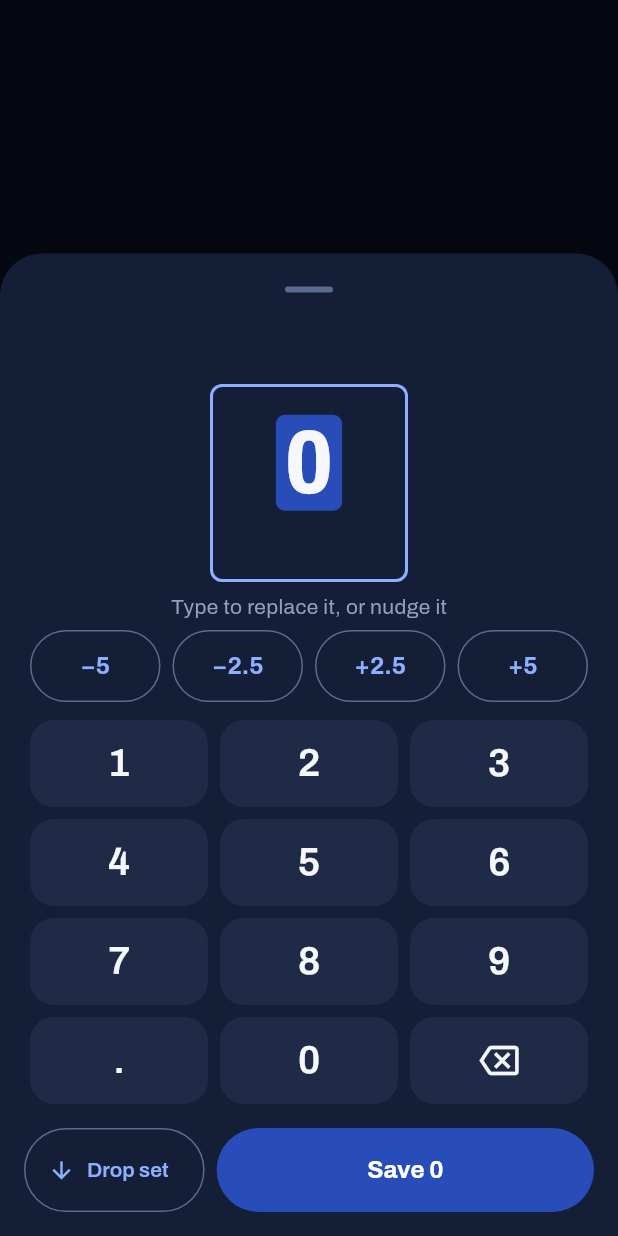
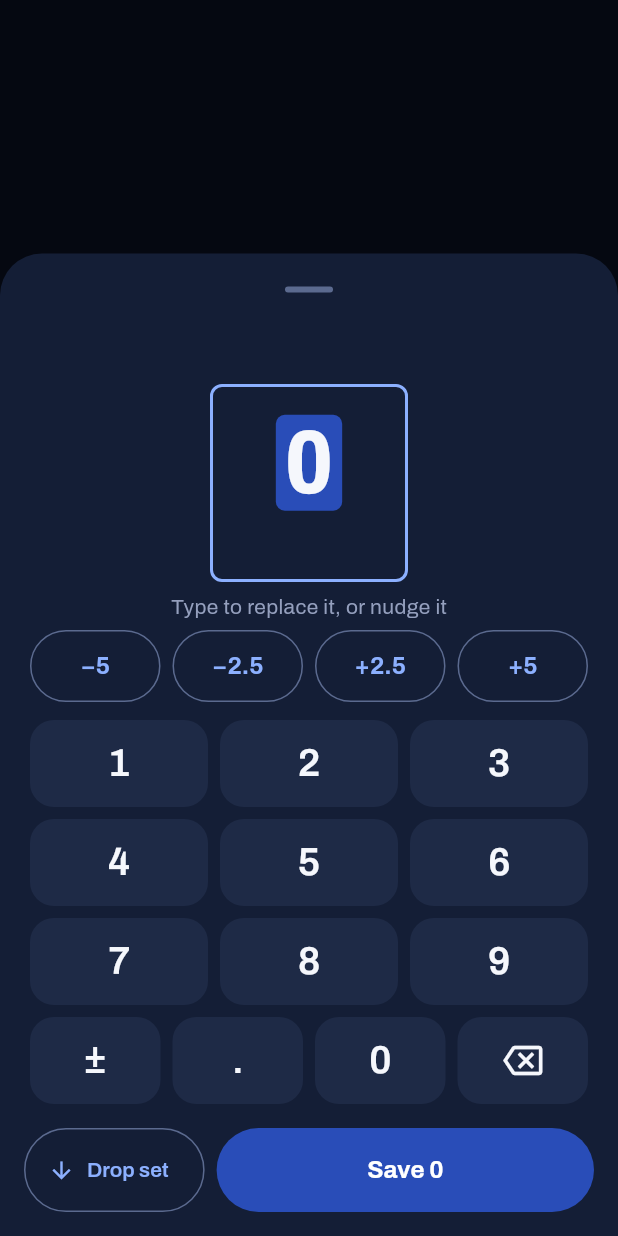
Before and after one commit to osamaayman1005/formazilla, a Flutter app: what showWeightKeypad() shows on an empty page, opened directly with empty values, on a phone screen of 412 x 824 dp. Run offline on Flutter 3.47's test engine with Material 3 defaults, Android fonts, the phone set to English and light mode, and no system bars; our stand-ins replace qr_flutter, share_plus, web; missing offline and left inert: dart:js_interop, mobile_scanner.

Commit message:
Assisted machines: negative weights with a ± key
- Keypad: ± key in the bottom row; minus starts on when the exercise's
  last weight was negative. Nudges cross zero (assisted -> weighted).
  Minutes keypad has no ±.
- Weights show a real minus (−25). PRs, bests, last time and the AI
  prompt already treat −20 as stronger than −30.
- Progress and PR card bars scale from lowest to highest when negatives
  exist; all-positive charts are unchanged.
- AI plans may suggest negative (assisted) weights.

Co-Authored-By: Claude Opus 5.5 <noreply@anthropic.com>
Claude-Session: https://claude.ai/code/session_01FfiwBFqmBHrfguWaQL7rPj

```diff
--- a/lib/domain/ai_context.dart
+++ b/lib/domain/ai_context.dart
@@ -79,6 +79,10 @@ String buildAiPrompt({
       ..writeln('HOW I LOG')
       ..writeln('- Weights are the numbers on the machine or dumbbell, exactly as I log them.')
       ..writeln('  No units, no per-side math. Treat them as my numbers.');
+    if (finished.any((x) => x.exercises.any((e) => e.sets.any((set) => set.weight < 0)))) {
+      b.writeln('- A minus means machine assistance (assisted dips, pull-ups): −20 is stronger than −30. '
+          'Suggest assisted weights the same way, as negative numbers.');
+    }
     final order = plan.days.map((d) => d.name).join(' → ');
     if (order.isNotEmpty) b.writeln('- My split repeats in order: $order.');
     final alternating = [
--- a/lib/domain/shared_plan.dart
+++ b/lib/domain/shared_plan.dart
@@ -231,7 +231,7 @@ SharedPlan? checkPlan(SharedPlan plan) {
       for (final entry in r.weights.entries) {
         final c = clean(entry.key);
         if (c == null || !exercises.contains(c)) continue;
-        if (entry.value.length > 10 || entry.value.any((w) => w.isNaN || w < 0 || w > 9999)) return null;
+        if (entry.value.length > 10 || entry.value.any((w) => w.isNaN || w < -9999 || w > 9999)) return null;
         weights[c] = entry.value;
       }
       final cardio = [
--- a/lib/ui/screens/exercise_detail_screen.dart
+++ b/lib/ui/screens/exercise_detail_screen.dart
@@ -118,7 +118,7 @@ class _TopSetChart extends StatelessWidget {
                     const SizedBox(height: 4),
                     // Bars grow one after another when the screen opens.
                     TweenAnimationBuilder<double>(
-                      tween: Tween(begin: 0, end: max <= 0 ? 0.04 : (points[i].weight / max).clamp(0.04, 1.0)),
+                      tween: Tween(begin: 0, end: barFraction(points[i].weight, points.map((p) => p.weight))),
                       duration: Motion.of(context, Motion.slow + Duration(milliseconds: 60 * i)),
                       curve: Curves.easeOutCubic,
                       builder: (_, f, __) => Container(
--- a/lib/ui/widgets/exercise_block.dart
+++ b/lib/ui/widgets/exercise_block.dart
@@ -325,6 +325,8 @@ class ExerciseBody extends StatelessWidget {
       title: '${ex.name} · ${dropSet ? 'drop set' : 'set ${n + 1}'}',
       dropSet: dropSet,
       hint: hint.isEmpty ? null : hint,
+      // Assisted machine (last weight was negative): the minus starts on.
+      negative: (ex.sets.isNotEmpty ? ex.sets.last.weight : (last.isNotEmpty ? last.first : best ?? 0)) < 0,
     );
     if (r?.weight != null) store.addSet(session, index, r!.weight!, dropSet: r.dropSet);
   }
--- a/lib/ui/widgets/keypad_sheet.dart
+++ b/lib/ui/widgets/keypad_sheet.dart
@@ -18,6 +18,10 @@ class KeypadResult {
 /// (e.g. "Last time 35") is shown as information only, never prefilled.
 /// With an [initial] value (editing a logged set) the number starts selected,
 /// so the first key replaces it; the ± nudges are shown.
+///
+/// The ± key makes the weight negative: assisted machines (dips, pull-ups),
+/// where less help is stronger. [negative] starts a clean keypad with the
+/// minus on (last time was assisted).
 Future<KeypadResult?> showWeightKeypad(
   BuildContext context, {
   required String title,
@@ -29,6 +33,8 @@ Future<KeypadResult?> showWeightKeypad(
   String? unit,
   String deleteLabel = 'Delete set',
   String? hint,
+  bool negative = false,
+  bool allowNegative = true,
 }) {
   return showModalBottomSheet<KeypadResult>(
     context: context,
@@ -43,6 +49,8 @@ Future<KeypadResult?> showWeightKeypad(
       unit: unit,
       deleteLabel: deleteLabel,
       hint: hint,
+      negative: negative,
+      allowNegative: allowNegative,
     ),
   );
 }
@@ -58,6 +66,7 @@ Future<KeypadResult?> showMinutesKeypad(BuildContext context, {required String t
       bumps: const [-5, -1, 1, 5],
       unit: 'min',
       deleteLabel: 'Clear time',
+      allowNegative: false,
     );
 
 class _Keypad extends StatefulWidget {
@@ -71,6 +80,8 @@ class _Keypad extends StatefulWidget {
     this.unit,
     required this.deleteLabel,
     this.hint,
+    this.negative = false,
+    this.allowNegative = true,
   });
 
   final String title;
@@ -82,19 +93,26 @@ class _Keypad extends StatefulWidget {
   final String? unit;
   final String deleteLabel;
   final String? hint;
+  final bool negative;
+  final bool allowNegative;
 
   @override
   State<_Keypad> createState() => _KeypadState();
 }
 
 class _KeypadState extends State<_Keypad> {
-  late String _text = widget.initial == null ? '' : formatWeight(widget.initial!);
+  /// Digits only; the sign lives in [_negative].
+  late String _text = widget.initial == null ? '' : formatWeight(widget.initial!.abs());
+  late bool _negative = widget.initial == null ? widget.negative && widget.allowNegative : widget.initial! < 0;
   late bool _dropSet = widget.dropSet;
 
   /// True while an existing value is shown "selected": the next key replaces it.
   late bool _replace = widget.initial != null;
 
-  double? get _value => double.tryParse(_text);
+  double? get _value {
+    final v = double.tryParse(_text);
+    return v == null ? null : (_negative && v != 0 ? -v : v);
+  }
 
   void _press(String key) {
     setState(() {
@@ -117,15 +135,17 @@ class _KeypadState extends State<_Keypad> {
   }
 
   void _bump(double delta) {
-    final v = ((_value ?? 0) + delta).clamp(0, 99999).toDouble();
+    final floor = widget.allowNegative ? -99999 : 0;
+    final v = ((_value ?? 0) + delta).clamp(floor, 99999).toDouble();
     setState(() {
       _replace = false;
-      _text = formatWeight(v);
+      _negative = v < 0;
+      _text = formatWeight(v.abs());
     });
   }
 
   Widget _preview() {
-    final caption = widget.unit ?? (widget.initial != null ? null : 'type the weight');
+    final caption = widget.unit ?? (_negative ? 'assist' : (widget.initial != null ? null : 'type the weight'));
     if (_text.isEmpty) {
       return DashedBorder(
         radius: 8,
@@ -134,7 +154,11 @@ class _KeypadState extends State<_Keypad> {
           width: 132,
           height: 132,
           child: Column(mainAxisAlignment: MainAxisAlignment.center, children: [
+            Row(mainAxisSize: MainAxisSize.min, children: [
+              if (_negative)
+                Text('\u2212', style: AppText.sticker.copyWith(fontSize: 48, color: AppColors.stickerInk)),
               Container(width: 3, height: 48, decoration: BoxDecoration(color: AppColors.accentLight, borderRadius: BorderRadius.circular(2))),
+            ]),
             const SizedBox(height: 10),
             Text(caption ?? 'type the weight',
                 style: const TextStyle(fontSize: 13, fontWeight: FontWeight.w600, color: AppColors.muted)),
@@ -159,12 +183,14 @@ class _KeypadState extends State<_Keypad> {
           ),
           child: FittedBox(
             fit: BoxFit.scaleDown,
-            child: Text(_text, style: AppText.sticker.copyWith(fontSize: 60, color: AppColors.stickerInk)),
+            child: Text(_negative ? '\u2212$_text' : _text,
+                style: AppText.sticker.copyWith(fontSize: 60, color: AppColors.stickerInk)),
           ),
         ),
-        if (widget.unit != null) ...[
+        if (widget.unit != null || _negative) ...[
           const SizedBox(height: 8),
-          Text(widget.unit!, style: const TextStyle(fontSize: 13, fontWeight: FontWeight.w600, color: AppColors.stickerCaption)),
+          Text(widget.unit ?? 'assist',
+              style: const TextStyle(fontSize: 13, fontWeight: FontWeight.w600, color: AppColors.stickerCaption)),
         ],
       ]),
     );
@@ -176,7 +202,7 @@ class _KeypadState extends State<_Keypad> {
     final value = _value;
     final hint = editing
         ? (_replace ? 'Type to replace it, or nudge it' : null)
-        : widget.hint;
+        : (widget.hint ?? (_negative ? 'Minus = the machine helps you. Less help is stronger' : null));
     return SafeArea(
       child: Padding(
         padding: const EdgeInsets.fromLTRB(AppSpace.screen, 0, AppSpace.screen, AppSpace.lg),
@@ -222,12 +248,28 @@ class _KeypadState extends State<_Keypad> {
               ['1', '2', '3'],
               ['4', '5', '6'],
               ['7', '8', '9'],
-              ['.', '0', '⌫'],
+              ['±', '.', '0', '⌫'],
             ])
               Padding(
                 padding: const EdgeInsets.only(bottom: 8),
                 child: Row(children: [
                   for (final k in row)
+                    if (k == '±')
+                      ...[
+                        if (widget.allowNegative)
+                          Expanded(
+                            child: Padding(
+                              padding: const EdgeInsets.symmetric(horizontal: 4),
+                              child: _Key(
+                                label: '±',
+                                active: _negative,
+                                semantics: _negative ? 'Minus on: assisted weight. Tap for added weight' : 'Make it negative: assisted weight',
+                                onTap: () => setState(() => _negative = !_negative),
+                              ),
+                            ),
+                          ),
+                      ]
+                    else
                       Expanded(
                         child: Padding(
                           padding: const EdgeInsets.symmetric(horizontal: 4),
@@ -299,15 +341,19 @@ class _KeypadState extends State<_Keypad> {
 }
 
 class _Key extends StatelessWidget {
-  const _Key({required this.label, required this.onTap});
+  const _Key({required this.label, required this.onTap, this.active = false, this.semantics});
 
   final String label;
   final VoidCallback onTap;
 
+  /// The ± key while the minus is on.
+  final bool active;
+  final String? semantics;
+
   @override
   Widget build(BuildContext context) {
-    return Material(
-      color: AppColors.chip,
+    final key = Material(
+      color: active ? AppColors.accent : AppColors.chip,
       borderRadius: BorderRadius.circular(16),
       child: InkWell(
         borderRadius: BorderRadius.circular(16),
@@ -324,5 +370,7 @@ class _Key extends StatelessWidget {
         ),
       ),
     );
+    if (semantics == null) return key;
+    return Semantics(button: true, toggled: active, label: semantics, excludeSemantics: true, child: key);
   }
 }
--- a/lib/ui/widgets/pr_share_card.dart
+++ b/lib/ui/widgets/pr_share_card.dart
@@ -72,7 +72,7 @@ class PrShareCard extends StatelessWidget {
                     child: Padding(
                       padding: const EdgeInsets.symmetric(horizontal: 3),
                       child: Container(
-                        height: maxBar <= 0 ? 4 : 84 * (data.recentTops[i] / maxBar).clamp(0.05, 1.0),
+                        height: 84 * barFraction(data.recentTops[i], data.recentTops, floor: 0.05),
                         decoration: BoxDecoration(
                           color: i == data.recentTops.length - 1 ? AppColors.accentLight : AppColors.chip,
                           borderRadius: BorderRadius.circular(5),
```
Also changed, not shown: lib/core/format.dart (+13 -0 lines), 2 other files. Lines whose indentation alone changed are shown as unchanged.
